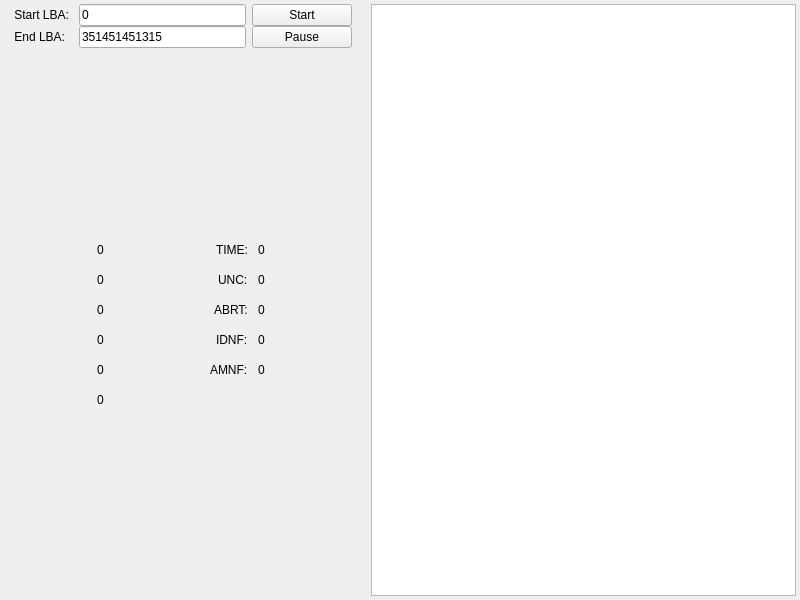
Above: src/Widgets/TestingTab/TestingTab.ui from Silverhorn27/Badsurf before the change. Below: the same form after it.
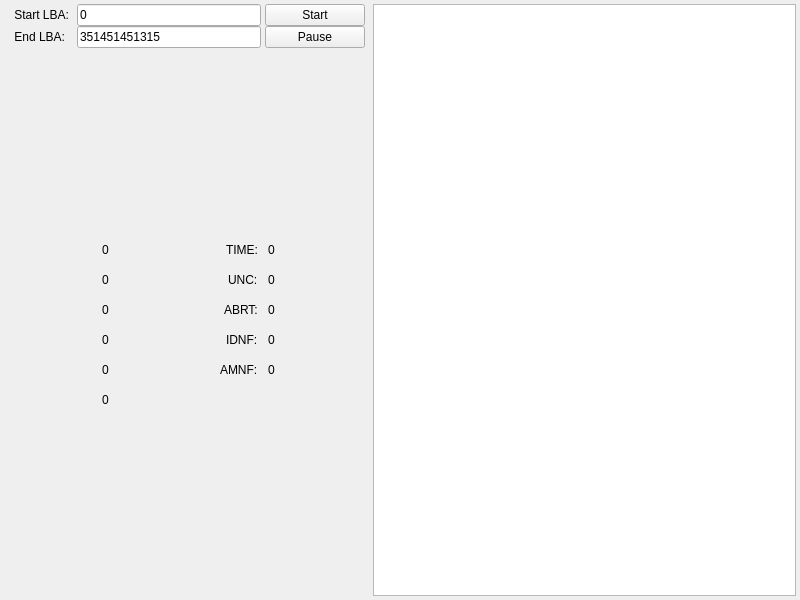
That is the form after the change.

What changed in the file:
```diff
--- a/src/Widgets/TestingTab/TestingTab.ui
+++ b/src/Widgets/TestingTab/TestingTab.ui
@@ -39,7 +39,7 @@
      </property>
      <property name="sizeHint" stdset="0">
       <size>
-       <width>13</width>
+       <width>2</width>
        <height>20</height>
       </size>
      </property>
@@ -49,6 +49,9 @@
     <layout class="QVBoxLayout" name="verticalLayout_8">
      <item>
       <layout class="QHBoxLayout" name="horizontalLayout">
+       <property name="spacing">
+        <number>4</number>
+       </property>
        <item>
         <layout class="QVBoxLayout" name="verticalLayout_5">
          <property name="spacing">
@@ -85,7 +88,7 @@
            </property>
            <property name="minimumSize">
             <size>
-             <width>40</width>
+             <width>50</width>
              <height>0</height>
             </size>
            </property>
@@ -104,7 +107,7 @@
            </property>
            <property name="minimumSize">
             <size>
-             <width>40</width>
+             <width>50</width>
              <height>0</height>
             </size>
            </property>
@@ -573,7 +576,7 @@
              <item>
               <widget class="QLabel" name="redLabel_2">
                <property name="text">
-                <string> </string>
+                <string/>
                </property>
               </widget>
              </item>
@@ -657,7 +660,7 @@
               </size>
              </property>
              <property name="text">
-              <string> </string>
+              <string/>
              </property>
             </widget>
            </item>
@@ -699,7 +702,7 @@
     <widget class="QGraphicsView" name="graphicsView">
      <property name="minimumSize">
       <size>
-       <width>425</width>
+       <width>423</width>
        <height>0</height>
       </size>
      </property>
```
